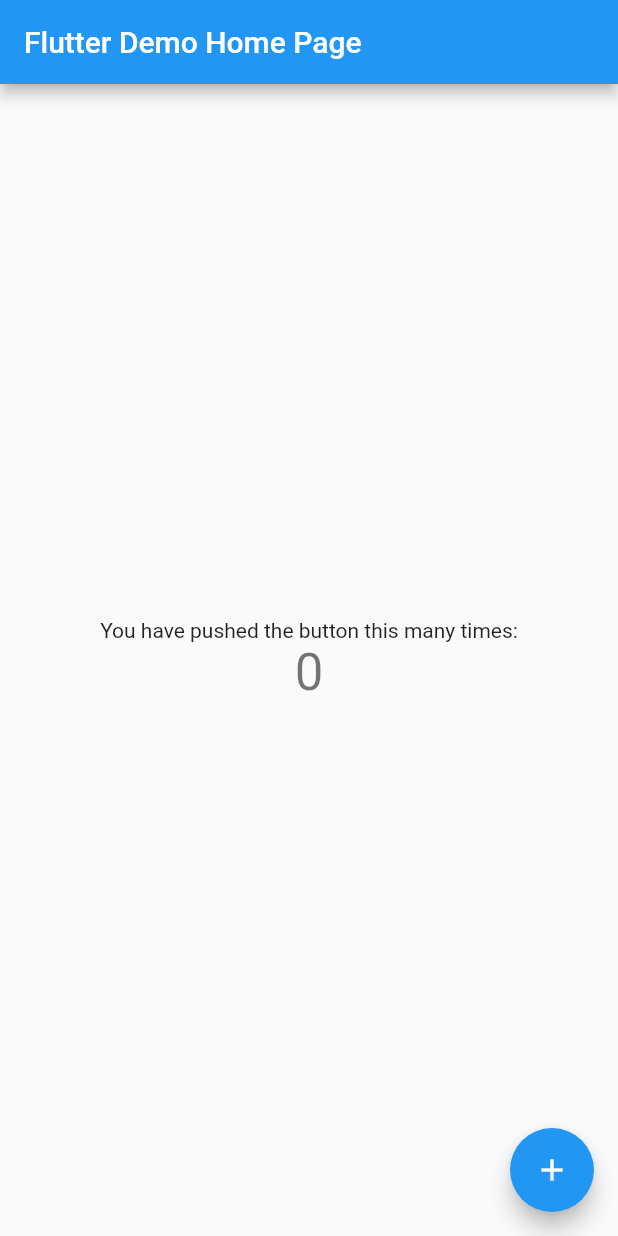
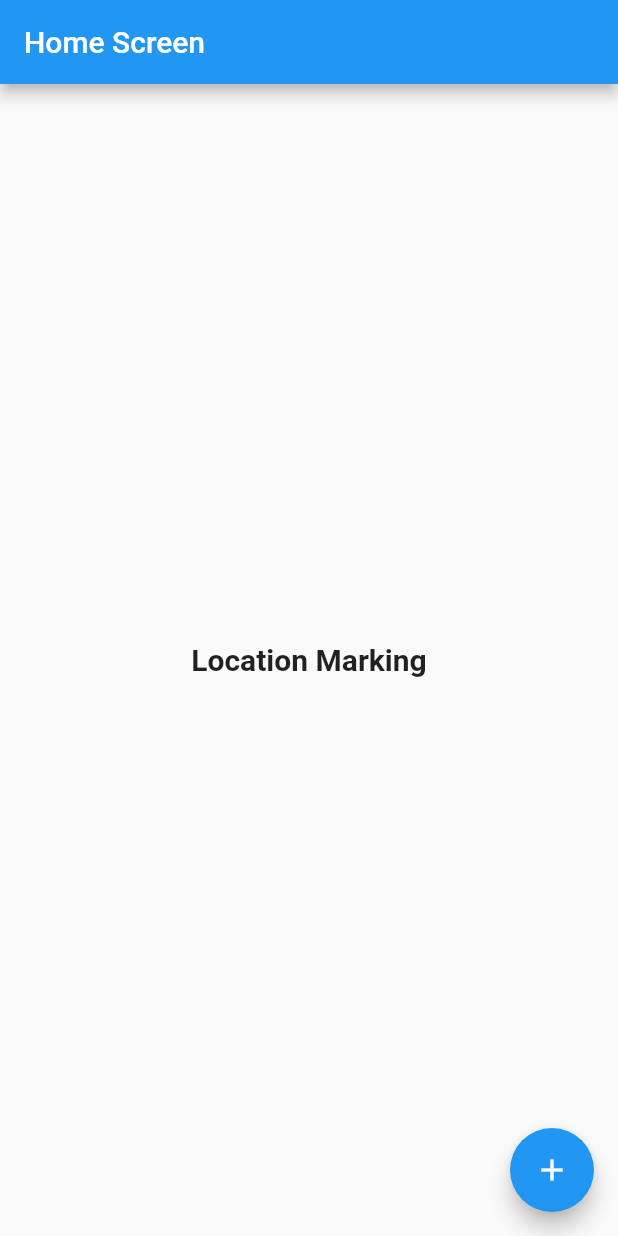
Before and after one commit to OrijitNandy/LocationWithFlutter, a Flutter app: the screen it shows after launch, on a phone screen of 412 x 824 dp. Run offline on Flutter 3.47's test engine with Material 2 defaults, Android fonts, the phone set to English and light mode, and no system bars; our stand-ins replace google_maps_flutter.

Commit message:
Location Marking Commit v0

```diff
--- a/lib/main.dart
+++ b/lib/main.dart
@@ -1,4 +1,5 @@
 import 'package:flutter/material.dart';
+import 'package:project_map_v0/Pages/google_map_page.dart';
 
 void main() {
   runApp(MyApp());
@@ -9,105 +10,38 @@ class MyApp extends StatelessWidget {
   @override
   Widget build(BuildContext context) {
     return MaterialApp(
-      title: 'Flutter Demo',
-      theme: ThemeData(
-        // This is the theme of your application.
-        //
-        // Try running your application with "flutter run". You'll see the
-        // application has a blue toolbar. Then, without quitting the app, try
-        // changing the primarySwatch below to Colors.green and then invoke
-        // "hot reload" (press "r" in the console where you ran "flutter run",
-        // or simply save your changes to "hot reload" in a Flutter IDE).
-        // Notice that the counter didn't reset back to zero; the application
-        // is not restarted.
-        primarySwatch: Colors.blue,
-      ),
-      home: MyHomePage(title: 'Flutter Demo Home Page'),
-    );
+        title: 'Flutter Demo',
+        theme: ThemeData(
+          primarySwatch: Colors.blue,
+        ),
+        home: HomePage());
   }
 }
 
-class MyHomePage extends StatefulWidget {
-  MyHomePage({Key key, this.title}) : super(key: key);
-
-  // This widget is the home page of your application. It is stateful, meaning
-  // that it has a State object (defined below) that contains fields that affect
-  // how it looks.
-
-  // This class is the configuration for the state. It holds the values (in this
-  // case the title) provided by the parent (in this case the App widget) and
-  // used by the build method of the State. Fields in a Widget subclass are
-  // always marked "final".
-
-  final String title;
-
-  @override
-  _MyHomePageState createState() => _MyHomePageState();
-}
-
-class _MyHomePageState extends State<MyHomePage> {
-  int _counter = 0;
-
-  void _incrementCounter() {
-    setState(() {
-      // This call to setState tells the Flutter framework that something has
-      // changed in this State, which causes it to rerun the build method below
-      // so that the display can reflect the updated values. If we changed
-      // _counter without calling setState(), then the build method would not be
-      // called again, and so nothing would appear to happen.
-      _counter++;
-    });
-  }
-
+class HomePage extends StatelessWidget {
   @override
   Widget build(BuildContext context) {
-    // This method is rerun every time setState is called, for instance as done
-    // by the _incrementCounter method above.
-    //
-    // The Flutter framework has been optimized to make rerunning build methods
-    // fast, so that you can just rebuild anything that needs updating rather
-    // than having to individually change instances of widgets.
     return Scaffold(
       appBar: AppBar(
-        // Here we take the value from the MyHomePage object that was created by
-        // the App.build method, and use it to set our appbar title.
-        title: Text(widget.title),
+        title: Text("Home Screen"),
       ),
       body: Center(
-        // Center is a layout widget. It takes a single child and positions it
-        // in the middle of the parent.
         child: Column(
-          // Column is also a layout widget. It takes a list of children and
-          // arranges them vertically. By default, it sizes itself to fit its
-          // children horizontally, and tries to be as tall as its parent.
-          //
-          // Invoke "debug painting" (press "p" in the console, choose the
-          // "Toggle Debug Paint" action from the Flutter Inspector in Android
-          // Studio, or the "Toggle Debug Paint" command in Visual Studio Code)
-          // to see the wireframe for each widget.
-          //
-          // Column has various properties to control how it sizes itself and
-          // how it positions its children. Here we use mainAxisAlignment to
-          // center the children vertically; the main axis here is the vertical
-          // axis because Columns are vertical (the cross axis would be
-          // horizontal).
           mainAxisAlignment: MainAxisAlignment.center,
           children: <Widget>[
             Text(
-              'You have pushed the button this many times:',
-            ),
-            Text(
-              '$_counter',
-              style: Theme.of(context).textTheme.headline4,
+              'Location Marking',
+              style: TextStyle(fontSize: 20, fontWeight: FontWeight.bold),
             ),
           ],
         ),
       ),
       floatingActionButton: FloatingActionButton(
-        onPressed: _incrementCounter,
+        onPressed: () => Navigator.push(
+            context, MaterialPageRoute(builder: (context) => GoogleMapPage())),
         tooltip: 'Increment',
         child: Icon(Icons.add),
-      ), // This trailing comma makes auto-formatting nicer for build methods.
+      ),
     );
   }
 }
--- a/pubspec.yaml
+++ b/pubspec.yaml
@@ -23,7 +23,7 @@ environment:
 dependencies:
   flutter:
     sdk: flutter
-
+  google_maps_flutter: ^2.0.1
 
   # The following adds the Cupertino Icons font to your application.
   # Use with the CupertinoIcons class for iOS style icons.
```
Also changed, not shown: lib/Pages/google_map_page.dart (added, +30 -0 lines), pubspec.lock, 2 other files.
